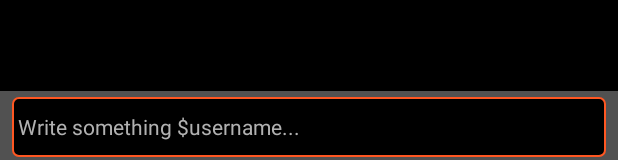
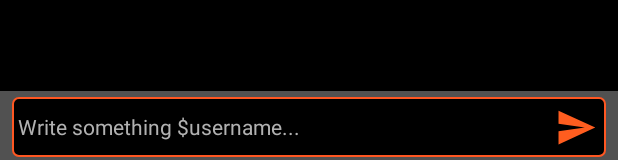
Before and after one commit to MemeLabs/strims-android, an Android app: the layout activity_main.xml on its own in the app's theme, with its tools: preview values and no code run, on a phone screen of 412 x 824 dp. Shown: the part 1073-1233 px from the top of the screen. Run offline under Robolectric (Android 15) with nearby library versions, the phone set to English and light mode, and no system bars.

Commit message:
Implemented sending messages and displaying private messages.

```diff
--- a/app/src/main/java/gg/strims/mobile/LoginActivity.kt
+++ b/app/src/main/java/gg/strims/mobile/LoginActivity.kt
@@ -11,6 +11,8 @@ import io.ktor.util.KtorExperimentalAPI
 
 class LoginActivity : AppCompatActivity() {
 
+    var jwt: String? = null
+
     @KtorExperimentalAPI
     @SuppressLint("SetJavaScriptEnabled")
     override fun onCreate(savedInstanceState: Bundle?) {
@@ -21,12 +23,12 @@ class LoginActivity : AppCompatActivity() {
 
         Log.d("TAG", "Login opened")
 
-        /** Creates WebView, retrieves JWT and goes back to chat activity **/
         val webView = findViewById<WebView>(R.id.loginWebView)
         webView.webViewClient = object: WebViewClient() {
             override fun onPageFinished(view: WebView?, url: String?) {
                 if (url == "https://strims.gg/" || url == "https://chat.strims.gg/") {
                     startActivity(Intent(this@LoginActivity, MainActivity::class.java))
+                    finish()
                 }
             }
         }
--- /dev/null
+++ b/app/src/main/res/drawable/ic_send_orange_24dp.xml
@@ -0,0 +1,5 @@
+<vector android:height="24dp" android:tint="#FF5D1F"
+    android:viewportHeight="24.0" android:viewportWidth="24.0"
+    android:width="24dp" xmlns:android="http://schemas.android.com/apk/res/android">
+    <path android:fillColor="#FF000000" android:pathData="M2.01,21L23,12 2.01,3 2,10l15,2 -15,2z"/>
+</vector>
--- a/app/src/main/res/layout/activity_main.xml
+++ b/app/src/main/res/layout/activity_main.xml
@@ -13,13 +13,13 @@
         android:layout_height="0dp"
         android:layout_marginBottom="4dp"
         android:background="#000000"
-        app:layout_constraintBottom_toTopOf="@+id/sendMessageField"
+        app:layout_constraintBottom_toTopOf="@+id/sendMessageText"
         app:layout_constraintEnd_toEndOf="parent"
         app:layout_constraintStart_toStartOf="parent"
         app:layout_constraintTop_toTopOf="parent" />
 
     <EditText
-        android:id="@+id/sendMessageField"
+        android:id="@+id/sendMessageText"
         android:layout_width="0dp"
         android:layout_height="40dp"
         android:layout_marginStart="8dp"
@@ -30,10 +30,21 @@
         android:hint="Write something $username..."
         android:inputType="textPersonName"
         android:paddingStart="4dp"
-        android:textColor="#7A7A7A"
+        android:textColor="#FFFFFF"
         android:textSize="14sp"
         app:layout_constraintBottom_toBottomOf="parent"
         app:layout_constraintEnd_toEndOf="parent"
         app:layout_constraintStart_toStartOf="parent" />
 
+    <Button
+        android:id="@+id/sendMessageButton"
+        android:layout_width="28dp"
+        android:layout_height="30dp"
+        android:layout_marginEnd="6dp"
+        android:background="@drawable/ic_send_orange_24dp"
+        android:enabled="false"
+        app:layout_constraintBottom_toBottomOf="@+id/sendMessageText"
+        app:layout_constraintEnd_toEndOf="@+id/sendMessageText"
+        app:layout_constraintTop_toTopOf="@+id/sendMessageText" />
+
 </androidx.constraintlayout.widget.ConstraintLayout>
```
Also changed, not shown: app/src/main/java/gg/strims/mobile/MainActivity.kt (+84 -9 lines), app/src/main/java/gg/strims/mobile/Message.kt (+10 -1 lines), app/src/main/res/layout/private_chat_message.xml (added, +45 -0 lines).
